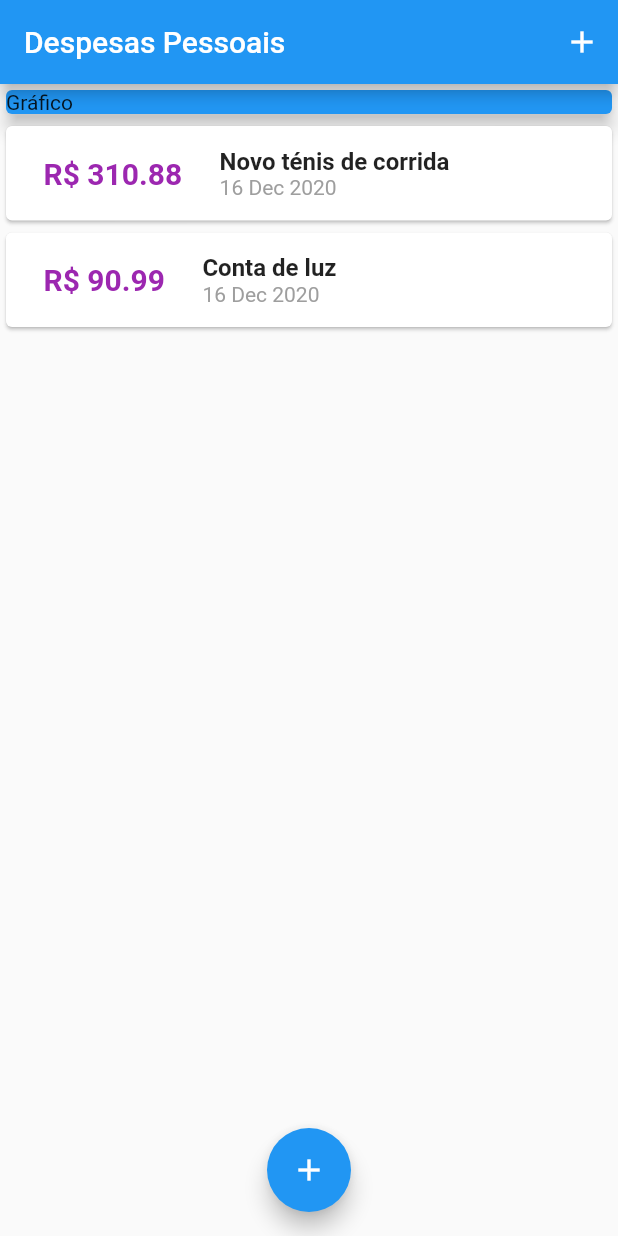
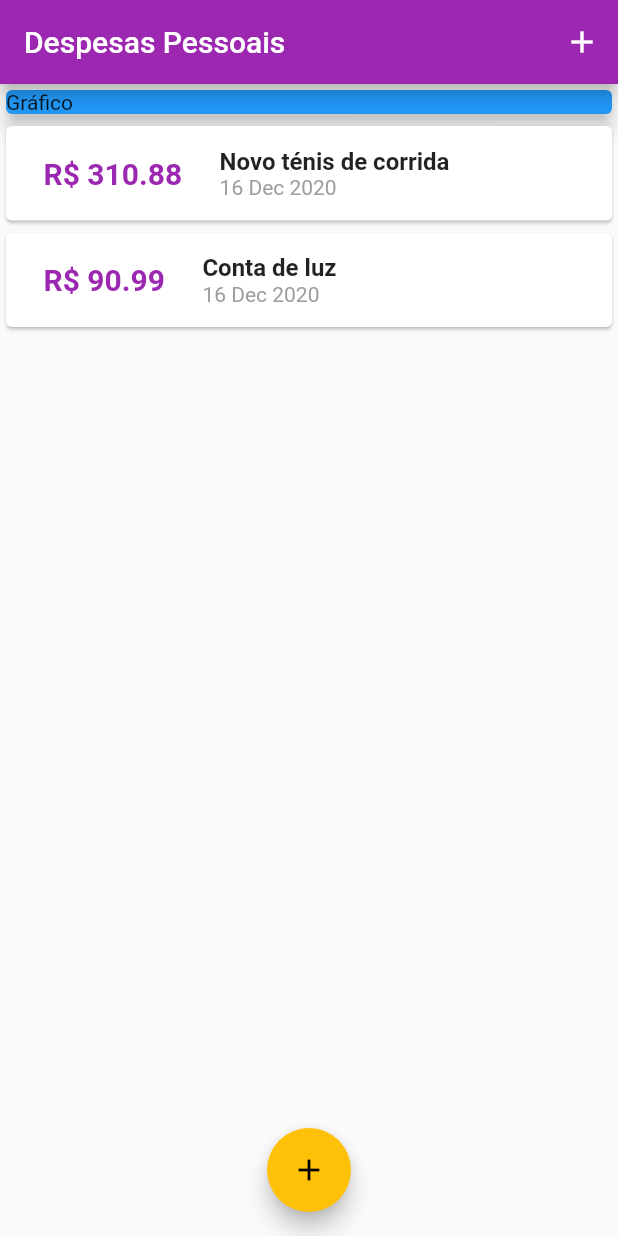
Before and after one commit to joaovitorcf97/expenses, a Flutter app: the screen it shows after launch, on a phone screen of 412 x 824 dp. Run offline on Flutter 3.47's test engine with Material 2 defaults, Android fonts, the phone set to English and light mode, and no system bars.

Commit message:
Estilo com Theme

```diff
--- a/lib/components/transaction_list.dart
+++ b/lib/components/transaction_list.dart
@@ -30,7 +30,7 @@ class TransactionList extends StatelessWidget {
                     style: TextStyle(
                       fontWeight: FontWeight.bold,
                       fontSize: 20,
-                      color: Colors.purple,
+                      color: Theme.of(context).primaryColor,
                     ),
                   ),
                 ),
--- a/lib/main.dart
+++ b/lib/main.dart
@@ -13,6 +13,10 @@ class ExpensesApp extends StatelessWidget {
     return MaterialApp(
       debugShowCheckedModeBanner: false,
       home: MyHomePage(),
+      theme: ThemeData(
+        primarySwatch: Colors.purple,
+        accentColor: Colors.amber,
+      ),
     );
   }
 }
```
